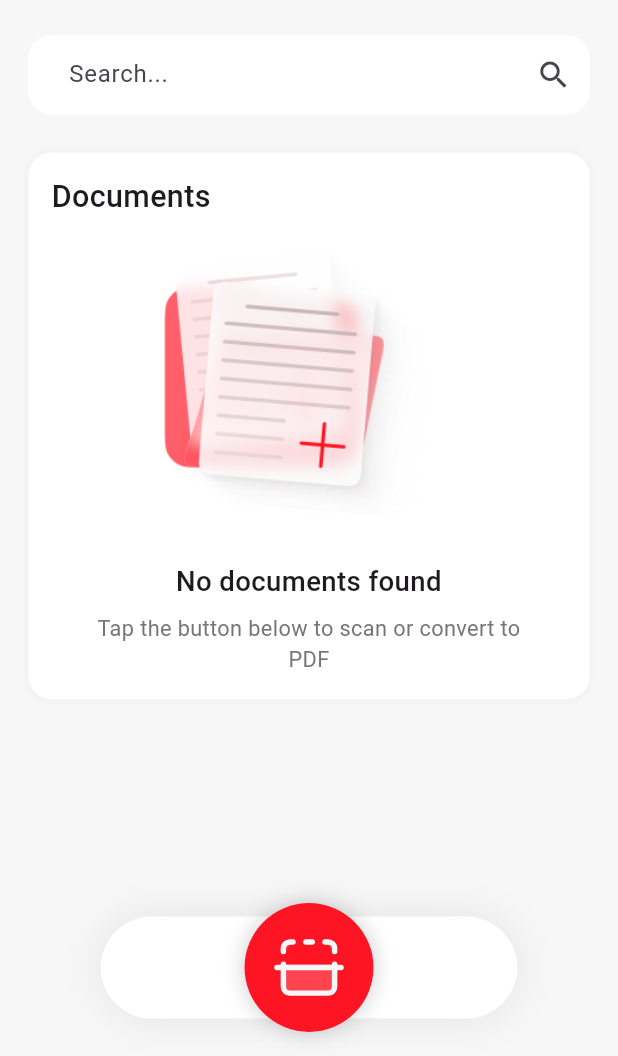
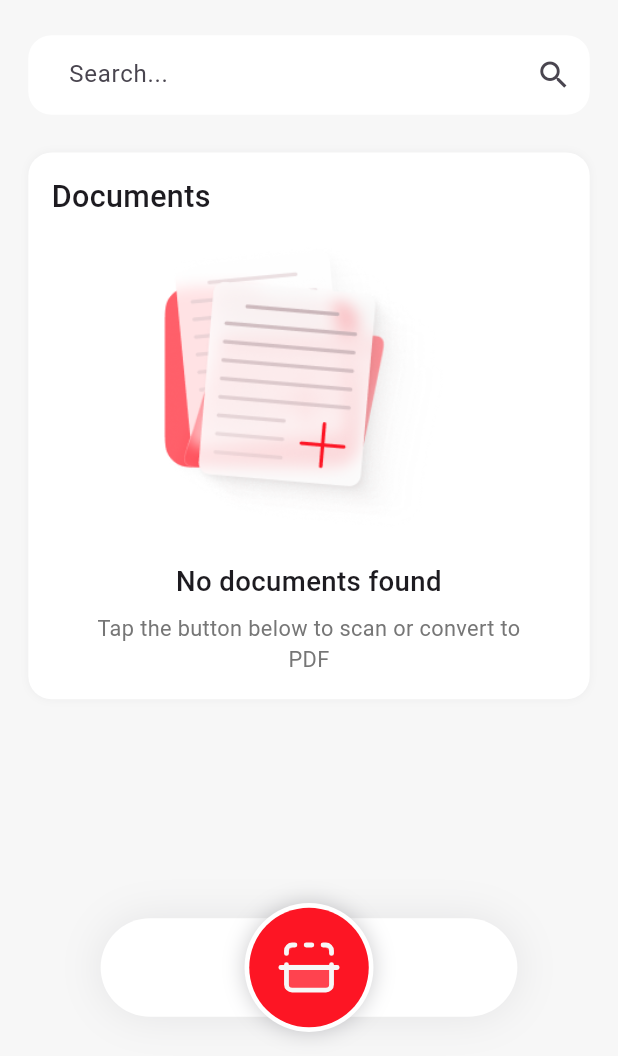
Before and after one commit to artemsivcev/pixel_scan, a Flutter app: the HomeScreen screen opened by its route, on a phone screen of 412 x 824 dp, the part 180-1236 px from its top. Run offline on Flutter 3.47's test engine with Material 3 defaults, Android fonts, the phone set to English and light mode, and no system bars; our stand-ins replace flutter_native_splash, flutter_screenutil, flutter_svg, go_router, in_app_review, localization and 4 more; missing offline and left inert: cunning_document_scanner, pro_image_editor; accounts and stored records are empty.

Commit message:
review fixes

```diff
--- a/lib/presentation/home/home_screen.dart
+++ b/lib/presentation/home/home_screen.dart
@@ -73,7 +73,7 @@ class _HomeScreenState extends State<HomeScreen> {
                       padding: EdgeInsets.symmetric(horizontal: 64.w),
                       child: Container(
                         width: MediaQuery.sizeOf(context).width,
-                        height: 68,
+                        height: 68.h,
                         decoration: BoxDecoration(
                             color: Colors.white,
                             borderRadius: BorderRadius.circular(100.r),
@@ -94,6 +94,7 @@ class _HomeScreenState extends State<HomeScreen> {
                       child: Container(
                         width: 82.w,
                         height: 82.w,
+                        padding: EdgeInsets.all(3.w),
                         decoration: BoxDecoration(
                             color: Colors.white,
                             shape: BoxShape.circle,
```
